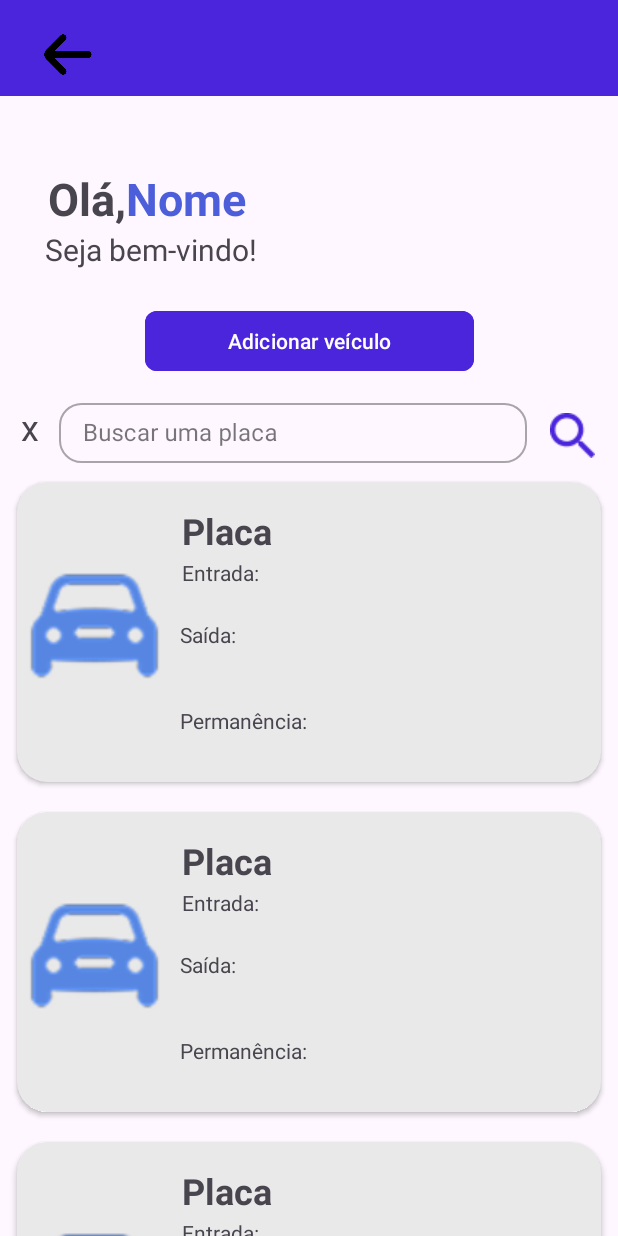
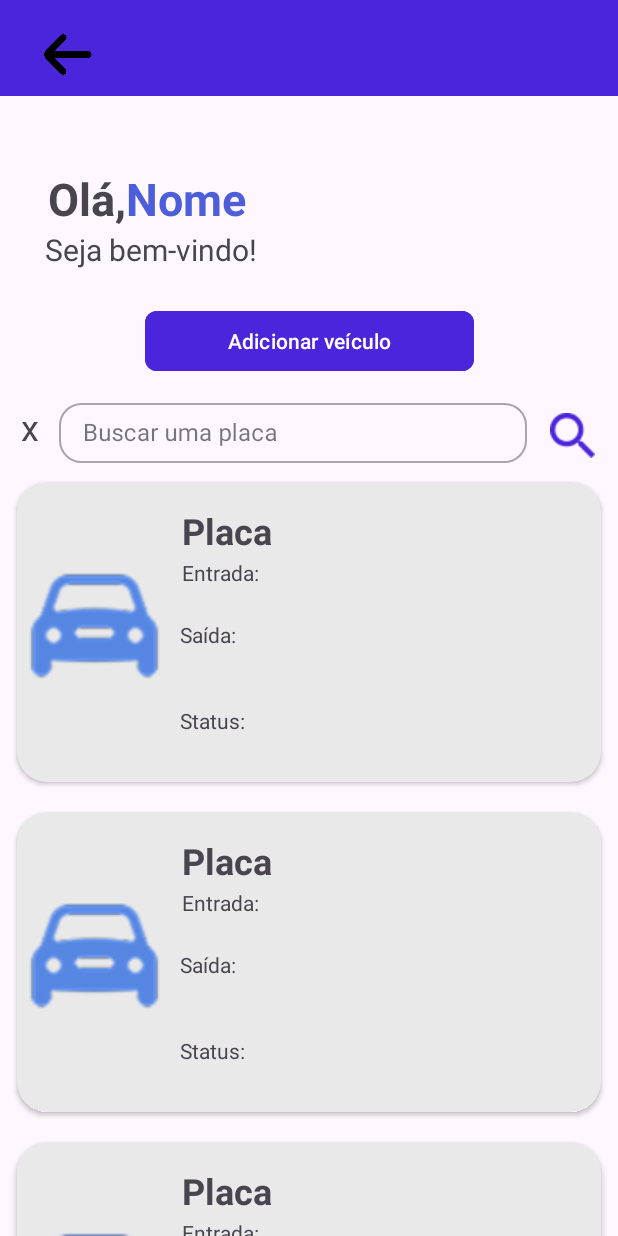
Before and after one commit to liviaizidorio/Projeto-JBS-Estacionamento, an Android app: the layout activity_info_veiculos.xml on its own in the app's theme, with its tools: preview values and no code run, on a phone screen of 412 x 824 dp. Run offline under Robolectric (Android 15) with nearby library versions, the phone set to English and light mode, and no system bars.

Commit message:
Nome de um treco la

```diff
--- a/app/src/main/res/layout/item_carros.xml
+++ b/app/src/main/res/layout/item_carros.xml
@@ -51,7 +51,7 @@
             android:layout_height="wrap_content"
             android:layout_marginStart="8dp"
             android:layout_marginTop="38dp"
-            android:text="Permanência:"
+            android:text="Status:"
             app:layout_constraintStart_toEndOf="@id/imageView2"
             app:layout_constraintTop_toBottomOf="@+id/item_carro_saida" />
 
```
